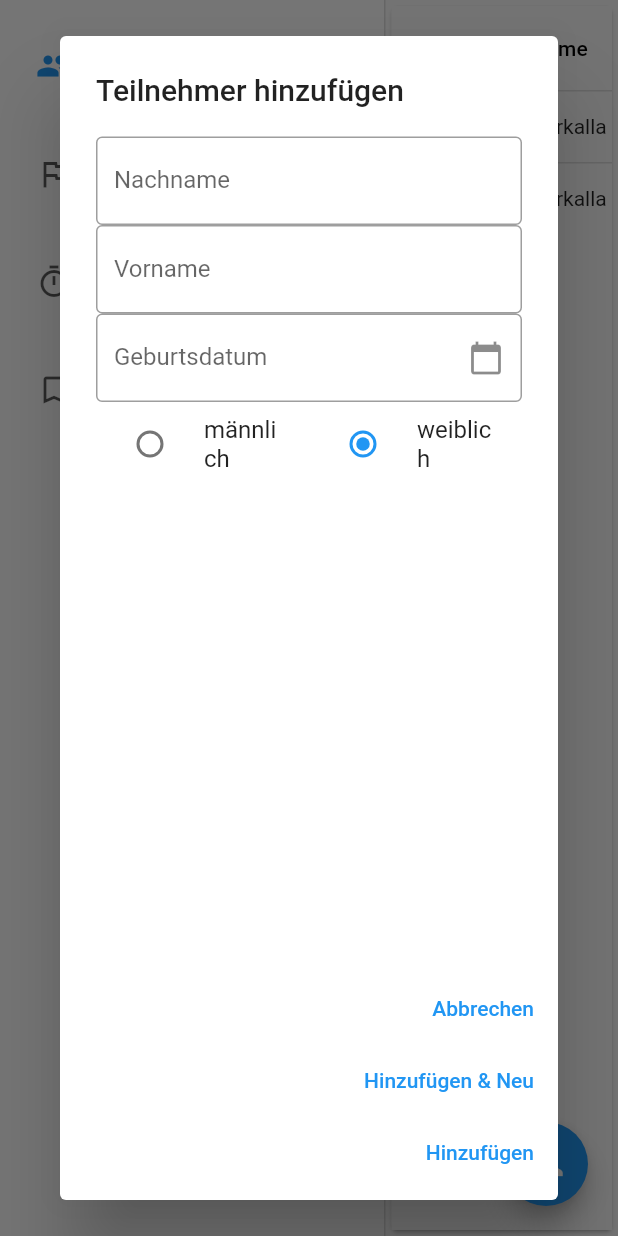
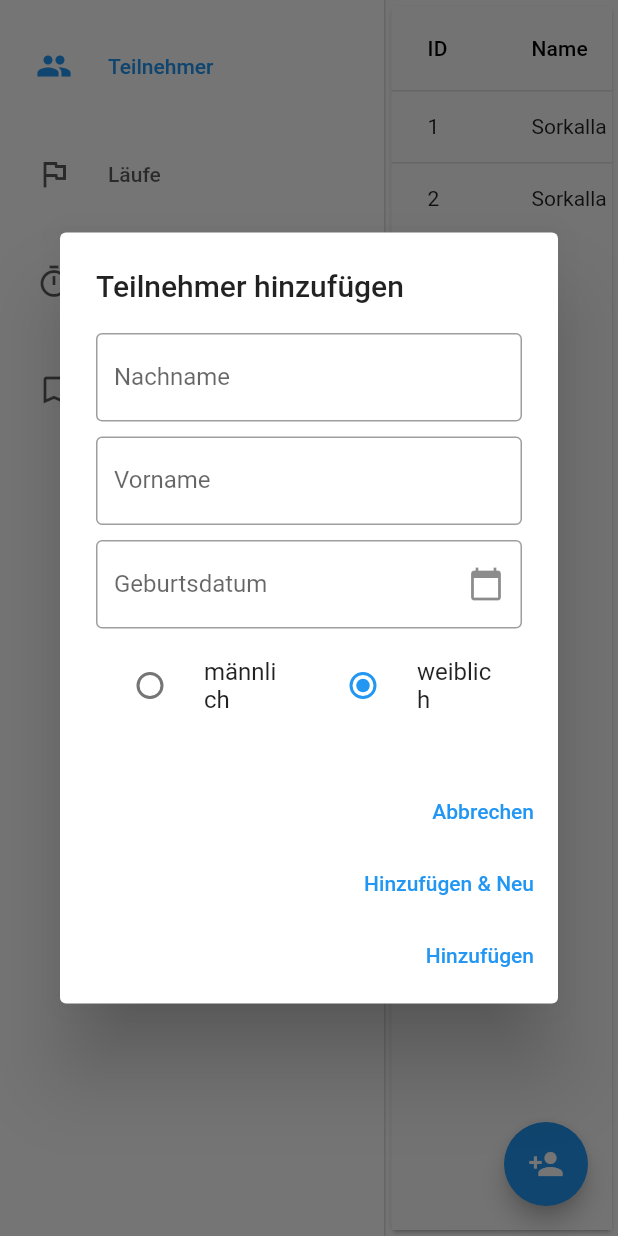
Before and after one commit to fabssor/competition_software_frontend, a Flutter app: the screen it shows after launch, after a tap on the "person add" icon, on a phone screen of 412 x 824 dp. Run offline on Flutter 3.47's test engine with Material 2 defaults, Android fonts, the phone set to English and light mode, and no system bars.

Commit message:
Adds space between the items in the add-Competitor dialog

```diff
--- a/lib/details/competitors.dart
+++ b/lib/details/competitors.dart
@@ -11,6 +11,7 @@ class Competitors extends StatefulWidget {
 
 class _CompetitorsState extends State<Competitors> {
   final TextEditingController _controller = TextEditingController();
+  final _spaceBetweenColumnItems = 10.0;
 
   gender? _gender = gender.female;
 
@@ -54,17 +55,6 @@ class _CompetitorsState extends State<Competitors> {
     );
   }
 
-  Widget _buildGenderRadioButton({required Text title, required gender value}) {
-    return Expanded(
-      child: RadioListTile<gender>(
-        title: title,
-        value: value,
-        groupValue: _gender,
-        onChanged: (gender? value) => setState(() => _gender = value),
-      ),
-    );
-  }
-
   Future<void> addCompetitorDialog(BuildContext context) async {
     return await showDialog(
         context: context,
@@ -73,13 +63,16 @@ class _CompetitorsState extends State<Competitors> {
             return AlertDialog(
               title: const Text("Teilnehmer hinzufügen"),
               content: Column(
+                mainAxisSize: MainAxisSize.min,
                 children: <Widget>[
                   _buildTextFormField(
                     labelText: "Nachname",
                   ),
+                  SizedBox(height: _spaceBetweenColumnItems),
                   _buildTextFormField(
                     labelText: "Vorname",
                   ),
+                  SizedBox(height: _spaceBetweenColumnItems),
                   _buildTextFormField(
                     controller: _controller,
                     readOnly: true,
@@ -95,15 +88,26 @@ class _CompetitorsState extends State<Competitors> {
                       }
                     },
                   ),
+                  SizedBox(height: _spaceBetweenColumnItems),
                   Row(
                     children: [
-                      _buildGenderRadioButton(
-                        title: const Text("männlich"),
-                        value: gender.male,
+                      Expanded(
+                        child: RadioListTile<gender>(
+                          title: const Text("männlich"),
+                          value: gender.male,
+                          groupValue: _gender,
+                          onChanged: (gender? value) =>
+                              setState(() => _gender = value),
+                        ),
                       ),
-                      _buildGenderRadioButton(
-                        title: const Text("weiblich"),
-                        value: gender.female,
+                      Expanded(
+                        child: RadioListTile<gender>(
+                          title: const Text("weiblich"),
+                          value: gender.female,
+                          groupValue: _gender,
+                          onChanged: (gender? value) =>
+                              setState(() => _gender = value),
+                        ),
                       ),
                     ],
                   ),
@@ -114,17 +118,17 @@ class _CompetitorsState extends State<Competitors> {
                   onPressed: () {
                     Navigator.of(context).pop();
                   },
-                  child: Text("Abbrechen"),
+                  child: const Text("Abbrechen"),
                 ),
                 TextButton(
                   onPressed: () {},
-                  child: Text("Hinzufügen & Neu"),
+                  child: const Text("Hinzufügen & Neu"),
                 ),
                 TextButton(
                   onPressed: () {
                     Navigator.of(context).pop();
                   },
-                  child: Text("Hinzufügen"),
+                  child: const Text("Hinzufügen"),
                 ),
               ],
             );
```
